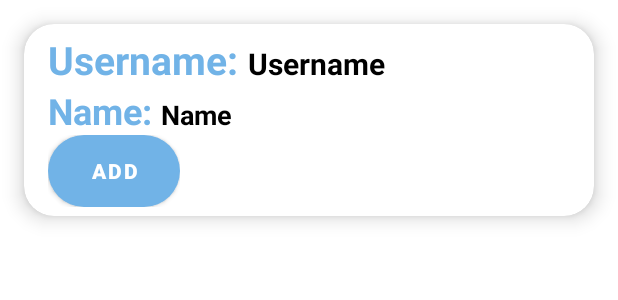
After one commit to ivanstisins/YourPTNotebook, an Android app: the layout client_list_layout.xml on its own in the app's theme, with its tools: preview values and no code run, on a phone screen of 412 x 824 dp. The commit adds this screen. Shown: the top 300 px of the screen. Run offline under Robolectric (Android 15) with nearby library versions, the light colour scheme and no system bars.

Commit message:
display clients implemented and pop up for adding exercises to workout

```diff
--- /dev/null
+++ b/app/src/main/res/layout/client_list_layout.xml
@@ -0,0 +1,88 @@
+<?xml version="1.0" encoding="utf-8"?>
+<androidx.cardview.widget.CardView xmlns:android="http://schemas.android.com/apk/res/android"
+    android:layout_width="match_parent"
+    android:layout_height="wrap_content"
+    xmlns:app = "http://schemas.android.com/apk/res-auto"
+    app:cardElevation = "8dp"
+    app:cardCornerRadius="20dp"
+    android:layout_margin="16dp"
+
+    >
+    <LinearLayout
+        android:layout_width="wrap_content"
+        android:layout_height="wrap_content"
+        android:layout_marginStart="16dp"
+        android:layout_marginVertical="6dp"
+        android:orientation="vertical">
+
+        <LinearLayout
+            android:layout_width="wrap_content"
+            android:layout_height="wrap_content"
+            android:layout_gravity="center_vertical"
+            android:orientation="horizontal">
+
+            <TextView
+                android:layout_width="wrap_content"
+                android:layout_height="wrap_content"
+                android:text="Username: "
+                android:textColor="@color/blue_100"
+                android:textSize="26sp"
+                android:textStyle="bold"/>
+
+            <TextView
+                android:layout_width="wrap_content"
+                android:layout_height="wrap_content"
+                android:text="Username"
+                android:id="@+id/clientUsername"
+                android:textColor="@color/black"
+                android:textSize="20sp"
+                android:textStyle="bold"/>
+
+
+        </LinearLayout>
+
+        <LinearLayout
+            android:layout_width="wrap_content"
+            android:layout_height="wrap_content"
+            android:layout_gravity="center_vertical"
+            android:orientation="horizontal">
+
+            <TextView
+                android:layout_width="wrap_content"
+                android:layout_height="wrap_content"
+                android:text="Name: "
+                android:textColor="@color/blue_100"
+                android:textSize="24sp"
+                android:textStyle="bold"/>
+
+            <TextView
+                android:layout_width="wrap_content"
+                android:layout_height="wrap_content"
+                android:text="Name"
+                android:id="@+id/clientName"
+                android:textColor="@color/black"
+                android:textSize="18sp"
+                android:textStyle="bold"/>
+
+
+        </LinearLayout>
+        <LinearLayout
+            android:layout_width="wrap_content"
+            android:layout_height="wrap_content"
+            android:layout_gravity="center_vertical"
+            android:orientation="horizontal">
+
+           <Button
+               android:layout_width="wrap_content"
+               android:layout_height="wrap_content"
+               android:text="Add"
+               android:textStyle="bold"
+               android:background="@drawable/custom_button"/>
+
+        </LinearLayout>
+
+    </LinearLayout>
+
+
+
+</androidx.cardview.widget.CardView>
```
Also changed, not shown: app/src/main/java/com/example/yourptnotebook/AddClient.java (+38 -7 lines), app/src/main/java/com/example/yourptnotebook/ClientListAdapter.java (added, +54 -0 lines), app/src/main/java/com/example/yourptnotebook/Exercise.java (added, +28 -0 lines), app/src/main/java/com/example/yourptnotebook/PTRegistration.java (+6 -1 lines), app/src/main/java/com/example/yourptnotebook/Ptrainer.java (+17 -6 lines), app/src/main/java/com/example/yourptnotebook/StudRegistration.java (+5 -2 lines), app/src/main/java/com/example/yourptnotebook/Student.java (added, +123 -0 lines), app/src/main/java/com/example/yourptnotebook/Workout.java (added, +22 -0 lines), app/src/main/res/layout/activity_add_client.xml (+12 -2 lines).
